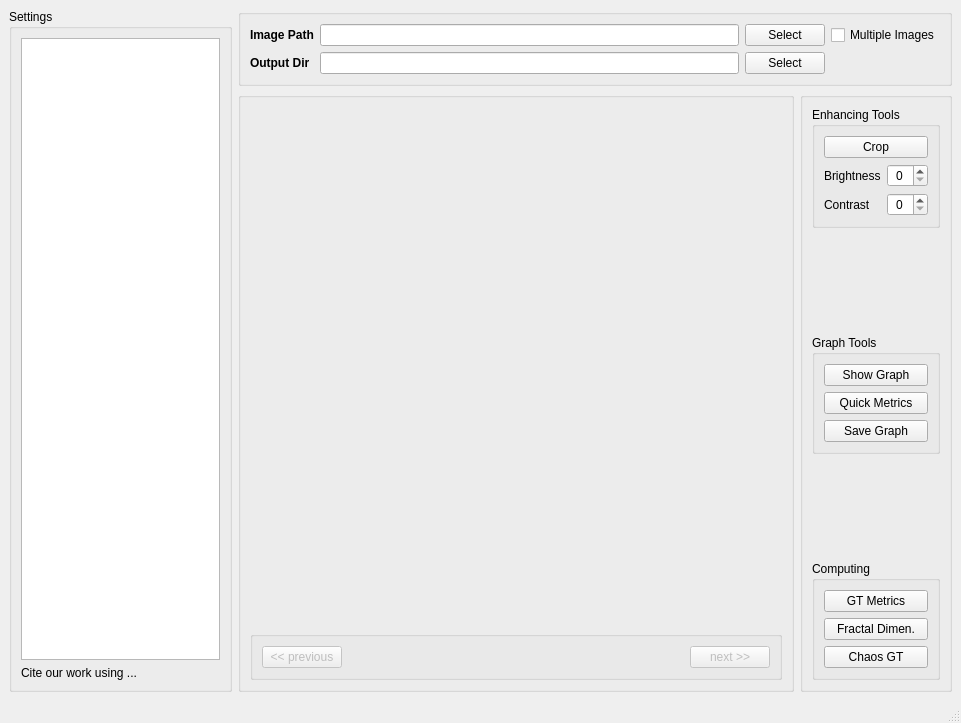
First picture: the form in src/chaosgt/apps/gui.ui, repository owuordickson/structural-gt, before the edit.
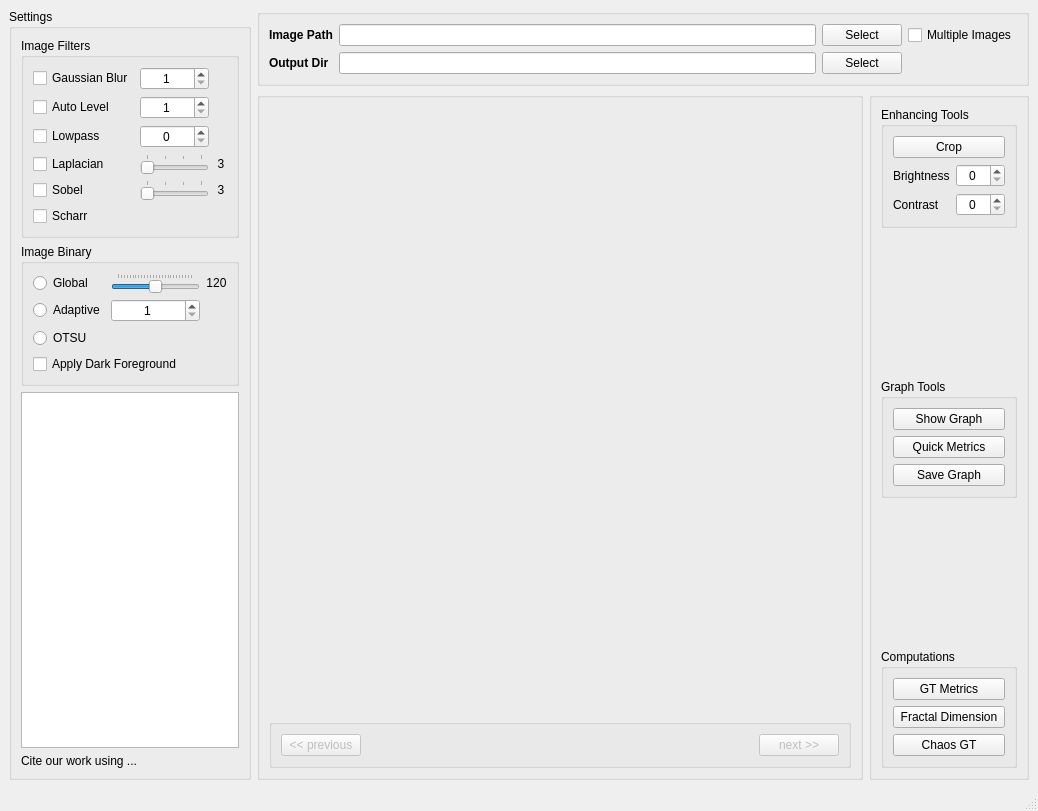
Second picture: the form after the edit.

Commit message: qt6 design: updated UI

Patch:
```diff
--- a/src/chaosgt/apps/gui.ui
+++ b/src/chaosgt/apps/gui.ui
@@ -6,8 +6,8 @@
    <rect>
     <x>0</x>
     <y>0</y>
-    <width>961</width>
-    <height>723</height>
+    <width>1038</width>
+    <height>811</height>
    </rect>
   </property>
   <property name="font">
@@ -82,6 +82,12 @@
     </item>
     <item row="1" column="2">
      <widget class="QGroupBox" name="grp_tasks">
+      <property name="sizePolicy">
+       <sizepolicy hsizetype="Maximum" vsizetype="Preferred">
+        <horstretch>0</horstretch>
+        <verstretch>0</verstretch>
+       </sizepolicy>
+      </property>
       <property name="title">
        <string/>
       </property>
@@ -95,7 +101,7 @@
        <item row="10" column="0" colspan="2">
         <widget class="QGroupBox" name="grp_compute">
          <property name="title">
-          <string>Computing</string>
+          <string>Computations</string>
          </property>
          <layout class="QGridLayout" name="grid_layout_compute">
           <item row="3" column="0">
@@ -108,7 +114,7 @@
           <item row="2" column="0">
            <widget class="QPushButton" name="btn_fd">
             <property name="text">
-             <string>Fractal Dimen.</string>
+             <string> Fractal Dimension </string>
             </property>
            </widget>
           </item>
@@ -183,6 +189,12 @@
             <property name="alignment">
              <set>Qt::AlignCenter</set>
             </property>
+            <property name="maximum">
+             <number>100</number>
+            </property>
+            <property name="value">
+             <number>0</number>
+            </property>
            </widget>
           </item>
           <item row="6" column="1">
@@ -190,6 +202,9 @@
             <property name="alignment">
              <set>Qt::AlignCenter</set>
             </property>
+            <property name="maximum">
+             <number>100</number>
+            </property>
            </widget>
           </item>
           <item row="5" column="0">
@@ -295,6 +310,12 @@
       <property name="enabled">
        <bool>true</bool>
       </property>
+      <property name="sizePolicy">
+       <sizepolicy hsizetype="Maximum" vsizetype="Preferred">
+        <horstretch>0</horstretch>
+        <verstretch>0</verstretch>
+       </sizepolicy>
+      </property>
       <property name="title">
        <string>Settings</string>
       </property>
@@ -303,15 +324,315 @@
       </property>
       <layout class="QGridLayout" name="grid_layout_settings">
        <item row="0" column="0">
-        <widget class="QTreeView" name="tree_settings"/>
+        <widget class="QGroupBox" name="grp_img_filters">
+         <property name="title">
+          <string>Image Filters</string>
+         </property>
+         <layout class="QGridLayout" name="grid_layout_filters" columnstretch="1,6,1">
+          <item row="3" column="0">
+           <widget class="QCheckBox" name="cbx_lapacian">
+            <property name="text">
+             <string>Laplacian</string>
+            </property>
+           </widget>
+          </item>
+          <item row="1" column="0">
+           <widget class="QCheckBox" name="cbx_autolevel">
+            <property name="text">
+             <string>Auto Level</string>
+            </property>
+           </widget>
+          </item>
+          <item row="0" column="0">
+           <widget class="QCheckBox" name="cbx_gaussian_blur">
+            <property name="text">
+             <string>Gaussian Blur</string>
+            </property>
+           </widget>
+          </item>
+          <item row="2" column="1">
+           <widget class="QSpinBox" name="spn_lowpass">
+            <property name="alignment">
+             <set>Qt::AlignCenter</set>
+            </property>
+           </widget>
+          </item>
+          <item row="5" column="0">
+           <widget class="QCheckBox" name="cbx_scharr">
+            <property name="text">
+             <string>Scharr</string>
+            </property>
+           </widget>
+          </item>
+          <item row="4" column="2">
+           <widget class="QLabel" name="lbl_sobel">
+            <property name="sizePolicy">
+             <sizepolicy hsizetype="MinimumExpanding" vsizetype="Fixed">
+              <horstretch>0</horstretch>
+              <verstretch>0</verstretch>
+             </sizepolicy>
+            </property>
+            <property name="text">
+             <string>3</string>
+            </property>
+            <property name="alignment">
+             <set>Qt::AlignCenter</set>
+            </property>
+           </widget>
+          </item>
+          <item row="4" column="1">
+           <widget class="QSlider" name="sld_sobel">
+            <property name="minimum">
+             <number>1</number>
+            </property>
+            <property name="maximum">
+             <number>7</number>
+            </property>
+            <property name="singleStep">
+             <number>2</number>
+            </property>
+            <property name="pageStep">
+             <number>2</number>
+            </property>
+            <property name="orientation">
+             <enum>Qt::Horizontal</enum>
+            </property>
+            <property name="tickPosition">
+             <enum>QSlider::TicksAbove</enum>
+            </property>
+           </widget>
+          </item>
+          <item row="4" column="0">
+           <widget class="QCheckBox" name="cbx_sobel">
+            <property name="text">
+             <string>Sobel</string>
+            </property>
+           </widget>
+          </item>
+          <item row="2" column="0">
+           <widget class="QCheckBox" name="cbx_lowpass">
+            <property name="text">
+             <string>Lowpass</string>
+            </property>
+           </widget>
+          </item>
+          <item row="1" column="1">
+           <widget class="QSpinBox" name="spn_autolevel">
+            <property name="alignment">
+             <set>Qt::AlignCenter</set>
+            </property>
+            <property name="correctionMode">
+             <enum>QAbstractSpinBox::CorrectToNearestValue</enum>
+            </property>
+            <property name="minimum">
+             <number>1</number>
+            </property>
+            <property name="singleStep">
+             <number>2</number>
+            </property>
+           </widget>
+          </item>
+          <item row="3" column="2">
+           <widget class="QLabel" name="lbl_laplacian">
+            <property name="sizePolicy">
+             <sizepolicy hsizetype="MinimumExpanding" vsizetype="Fixed">
+              <horstretch>0</horstretch>
+              <verstretch>0</verstretch>
+             </sizepolicy>
+            </property>
+            <property name="text">
+             <string>3</string>
+            </property>
+            <property name="alignment">
+             <set>Qt::AlignCenter</set>
+            </property>
+           </widget>
+          </item>
+          <item row="0" column="1">
+           <widget class="QSpinBox" name="spn_gaussian_blur">
+            <property name="alignment">
+             <set>Qt::AlignCenter</set>
+            </property>
+            <property name="correctionMode">
+             <enum>QAbstractSpinBox::CorrectToNearestValue</enum>
+            </property>
+            <property name="minimum">
+             <number>1</number>
+            </property>
+            <property name="singleStep">
+             <number>2</number>
+            </property>
+           </widget>
+          </item>
+          <item row="3" column="1">
+           <widget class="QSlider" name="sld_laplacian">
+            <property name="minimum">
+             <number>1</number>
+            </property>
+            <property name="maximum">
+             <number>7</number>
+            </property>
+            <property name="singleStep">
+             <number>2</number>
+            </property>
+            <property name="pageStep">
+             <number>2</number>
+            </property>
+            <property name="orientation">
+             <enum>Qt::Horizontal</enum>
+            </property>
+            <property name="tickPosition">
+             <enum>QSlider::TicksAbove</enum>
+            </property>
+           </widget>
+          </item>
+         </layout>
+        </widget>
        </item>
-       <item row="1" column="0">
+       <item row="3" column="0">
         <widget class="QLabel" name="lbl_cite">
          <property name="text">
           <string>Cite our work using ...</string>
          </property>
         </widget>
        </item>
+       <item row="2" column="0">
+        <widget class="QTreeView" name="tree_settings"/>
+       </item>
+       <item row="1" column="0">
+        <widget class="QGroupBox" name="grp_img_binary">
+         <property name="title">
+          <string>Image Binary</string>
+         </property>
+         <layout class="QGridLayout" name="grid_layout_binary" columnstretch="1,6,1">
+          <item row="3" column="0">
+           <widget class="QRadioButton" name="rdo_otsu_theshold">
+            <property name="text">
+             <string>OTSU</string>
+            </property>
+            <attribute name="buttonGroup">
+             <string notr="true">btn_grp_binary</string>
+            </attribute>
+           </widget>
+          </item>
+          <item row="2" column="1">
+           <widget class="QSpinBox" name="spn_adaptive_threshold">
+            <property name="enabled">
+             <bool>true</bool>
+            </property>
+            <property name="frame">
+             <bool>true</bool>
+            </property>
+            <property name="alignment">
+             <set>Qt::AlignCenter</set>
+            </property>
+            <property name="readOnly">
+             <bool>false</bool>
+            </property>
+            <property name="buttonSymbols">
+             <enum>QAbstractSpinBox::UpDownArrows</enum>
+            </property>
+            <property name="correctionMode">
+             <enum>QAbstractSpinBox::CorrectToNearestValue</enum>
+            </property>
+            <property name="showGroupSeparator" stdset="0">
+             <bool>false</bool>
+            </property>
+            <property name="minimum">
+             <number>1</number>
+            </property>
+            <property name="singleStep">
+             <number>2</number>
+            </property>
+           </widget>
+          </item>
+          <item row="1" column="1">
+           <widget class="QSlider" name="sld_global_threshold">
+            <property name="font">
+             <font>
+              <bold>false</bold>
+              <strikeout>false</strikeout>
+              <kerning>true</kerning>
+             </font>
+            </property>
+            <property name="minimum">
+             <number>1</number>
+            </property>
+            <property name="maximum">
+             <number>255</number>
+            </property>
+            <property name="value">
+             <number>127</number>
+            </property>
+            <property name="tracking">
+             <bool>true</bool>
+            </property>
+            <property name="orientation">
+             <enum>Qt::Horizontal</enum>
+            </property>
+            <property name="invertedAppearance">
+             <bool>false</bool>
+            </property>
+            <property name="invertedControls">
+             <bool>false</bool>
+            </property>
+            <property name="tickPosition">
+             <enum>QSlider::TicksAbove</enum>
+            </property>
+           </widget>
+          </item>
+          <item row="2" column="0">
+           <widget class="QRadioButton" name="rdo_adaptive_theshold">
+            <property name="text">
+             <string>Adaptive</string>
+            </property>
+            <attribute name="buttonGroup">
+             <string notr="true">btn_grp_binary</string>
+            </attribute>
+           </widget>
+          </item>
+          <item row="1" column="0">
+           <widget class="QRadioButton" name="rdo_global_theshold">
+            <property name="text">
+             <string>Global</string>
+            </property>
+            <attribute name="buttonGroup">
+             <string notr="true">btn_grp_binary</string>
+            </attribute>
+           </widget>
+          </item>
+          <item row="1" column="2">
+           <widget class="QLabel" name="lbl_global_threshold_value">
+            <property name="sizePolicy">
+             <sizepolicy hsizetype="MinimumExpanding" vsizetype="Fixed">
+              <horstretch>0</horstretch>
+              <verstretch>0</verstretch>
+             </sizepolicy>
+            </property>
+            <property name="minimumSize">
+             <size>
+              <width>0</width>
+              <height>0</height>
+             </size>
+            </property>
+            <property name="text">
+             <string>120</string>
+            </property>
+            <property name="alignment">
+             <set>Qt::AlignCenter</set>
+            </property>
+           </widget>
+          </item>
+          <item row="4" column="0" colspan="3">
+           <widget class="QCheckBox" name="cbx_dark_foreground">
+            <property name="text">
+             <string>Apply Dark Foreground</string>
+            </property>
+           </widget>
+          </item>
+         </layout>
+        </widget>
+       </item>
       </layout>
      </widget>
     </item>
```
Left out of the diff: 10 changed lines with no effect on the pictures. The commit also changes 2 other files.
